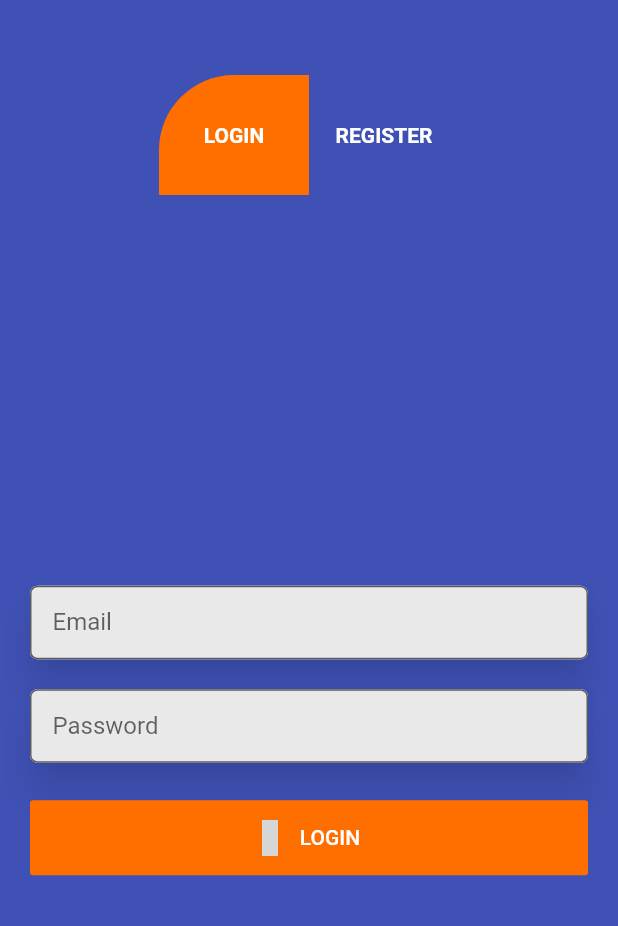
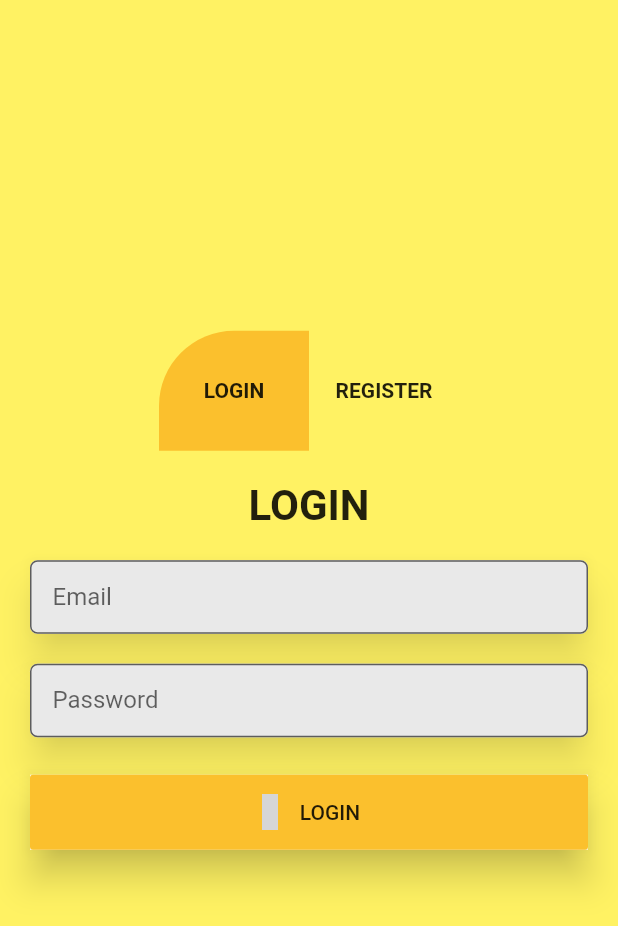
Before and after one commit to Zersya/EventellMobile, a Flutter app: the screen it shows after launch, after a tap on "LOGIN", on a phone screen of 412 x 824 dp. Shown: the top 926 px of the screen. Run offline on Flutter 3.47's test engine with Material 2 defaults, Android fonts, the phone set to English and light mode, and no system bars; our stand-ins replace bloc, equatable, flutter_bloc, material_design_icons_flutter, page_indicator; statements that could not run were skipped; grey boxes are pictures that could not be loaded.

Commit message:
wrapping login with empty bloc

```diff
--- /dev/null
+++ b/lib/blocs/register/index.dart
@@ -0,0 +1,4 @@
+export 'register_bloc.dart';
+export 'register_event.dart';
+export 'register_screen.dart';
+export 'register_state.dart';
--- /dev/null
+++ b/lib/blocs/register/register_bloc.dart
@@ -0,0 +1,25 @@
+import 'dart:async';
+import 'package:bloc/bloc.dart';
+import 'package:eventell/blocs/register/index.dart';
+
+class RegisterBloc extends Bloc<RegisterEvent, RegisterState> {
+  static final RegisterBloc _registerBlocSingleton = new RegisterBloc._internal();
+  factory RegisterBloc() {
+    return _registerBlocSingleton;
+  }
+  RegisterBloc._internal();
+
+  RegisterState get initialState => new UnRegisterState();
+
+  @override
+  Stream<RegisterState> mapEventToState(
+    RegisterEvent event,
+  ) async* {
+    try {
+      yield await event.applyAsync(currentState: currentState, bloc: this);
+    } catch (_) {
+      print('RegisterBloc ' + _?.toString());
+      yield currentState;
+    }
+  }
+}
--- /dev/null
+++ b/lib/blocs/register/register_event.dart
@@ -0,0 +1,26 @@
+import 'dart:async';
+import 'package:eventell/blocs/register/index.dart';
+import 'package:meta/meta.dart';
+
+@immutable
+abstract class RegisterEvent {
+  Future<RegisterState> applyAsync(
+      {RegisterState currentState, RegisterBloc bloc});
+}
+
+class LoadRegisterEvent extends RegisterEvent {
+  @override
+  String toString() => 'LoadRegisterEvent';
+
+  @override
+  Future<RegisterState> applyAsync(
+      {RegisterState currentState, RegisterBloc bloc}) async {
+    try {
+      await Future.delayed(new Duration(seconds: 2));
+      return new InRegisterState();
+    } catch (_) {
+      print('LoadRegisterEvent ' + _?.toString());
+      return new ErrorRegisterState(_?.toString());
+    }
+  }
+}
--- /dev/null
+++ b/lib/blocs/register/register_screen.dart
@@ -0,0 +1,221 @@
+import 'package:flutter/material.dart';
+import 'package:material_design_icons_flutter/material_design_icons_flutter.dart';
+import '../../screens/utility.dart';
+import 'package:flutter_bloc/flutter_bloc.dart';
+import 'package:eventell/blocs/register/index.dart';
+
+class RegisterScreen extends StatefulWidget {
+  const RegisterScreen({
+    Key key,
+    @required RegisterBloc registerBloc,
+  })  : _registerBloc = registerBloc,
+        super(key: key);
+
+  final RegisterBloc _registerBloc;
+
+  @override
+  RegisterScreenState createState() {
+    return new RegisterScreenState(_registerBloc);
+  }
+}
+
+class RegisterScreenState extends State<RegisterScreen> {
+  final RegisterBloc _registerBloc;
+  RegisterScreenState(this._registerBloc);
+
+  @override
+  void initState() {
+    super.initState();
+    this._registerBloc.dispatch(LoadRegisterEvent());
+  }
+
+  @override
+  void dispose() {
+    super.dispose();
+  }
+
+  @override
+  Widget build(BuildContext context) {
+    return Padding(
+      padding: const EdgeInsets.all(Sizing.paddingContent),
+      child: Column(
+        children: <Widget>[
+          Text(
+            'REGISTER',
+            style: TextStyle(fontSize: 28, fontWeight: FontWeight.bold),
+          ),
+          FormRegister(registerBloc: widget._registerBloc,),
+        ],
+      ),
+    );
+  }
+}
+
+class FormRegister extends StatefulWidget {
+  final GlobalKey<ScaffoldState> scaffoldKey;
+  final RegisterBloc registerBloc;
+
+  FormRegister({Key key, this.scaffoldKey, this.registerBloc})
+      : super(key: key);
+
+  @override
+  _FormRegisterState createState() => _FormRegisterState();
+}
+
+class _FormRegisterState extends State<FormRegister> {
+  var _formKey = GlobalKey<FormState>();
+
+  var _emailController = TextEditingController();
+
+  var _passwordController = TextEditingController();
+  var _passwordConfController = TextEditingController();
+
+  FocusNode _passwordFocus = FocusNode();
+  FocusNode _passwordConfFocus = FocusNode();
+
+  @override
+  Widget build(BuildContext context) {
+    return Container(
+        child: Form(
+      key: _formKey,
+      child: Column(
+        mainAxisAlignment: MainAxisAlignment.center,
+        children: <Widget>[
+          SizedBox(
+            height: 20,
+          ),
+          Material(
+            elevation: 10,
+            borderRadius: BorderRadius.circular(Sizing.borderRadiusFormText),
+            shadowColor: Colors.black54,
+            child: TextFormField(
+              textInputAction: TextInputAction.next,
+              controller: _emailController,
+              decoration: InputDecoration(
+                fillColor: Color.fromRGBO(233, 233, 233, 1),
+                filled: true,
+                border: OutlineInputBorder(
+                  borderRadius:
+                      BorderRadius.circular(Sizing.borderRadiusFormText),
+                ),
+                contentPadding: EdgeInsets.all(15.0),
+                labelText: 'Email',
+              ),
+              validator: ((val) {
+                if (val.isEmpty) return 'Fill the email field';
+              }),
+              onFieldSubmitted: (value) {
+                FocusScope.of(context).requestFocus(_passwordFocus);
+              },
+            ),
+          ),
+          SizedBox(
+            height: 20,
+          ),
+          Material(
+            elevation: 10,
+            borderRadius: BorderRadius.circular(Sizing.borderRadiusFormText),
+            shadowColor: Colors.black54,
+            child: TextFormField(
+              textInputAction: TextInputAction.next,
+              focusNode: _passwordFocus,
+              controller: _passwordController,
+              obscureText: true,
+              decoration: InputDecoration(
+                fillColor: Color.fromRGBO(233, 233, 233, 1),
+                filled: true,
+                border: OutlineInputBorder(
+                    borderRadius: BorderRadius.all(
+                        Radius.circular(Sizing.borderRadiusFormText))),
+                contentPadding: EdgeInsets.all(15.0),
+                labelText: 'Password',
+              ),
+              validator: (val) {
+                if (val.isEmpty) return 'Fill the password field';
+              },
+              onFieldSubmitted: (value) {
+                FocusScope.of(context).requestFocus(_passwordConfFocus);
+              },
+            ),
+          ),
+          SizedBox(
+            height: 20,
+          ),
+          Material(
+            elevation: 10,
+            borderRadius: BorderRadius.circular(Sizing.borderRadiusFormText),
+            shadowColor: Colors.black54,
+            child: TextFormField(
+              focusNode: _passwordConfFocus,
+              controller: _passwordConfController,
+              obscureText: true,
+              decoration: InputDecoration(
+                fillColor: Color.fromRGBO(233, 233, 233, 1),
+                filled: true,
+                border: OutlineInputBorder(
+                    borderRadius: BorderRadius.all(
+                        Radius.circular(Sizing.borderRadiusFormText))),
+                contentPadding: EdgeInsets.all(15.0),
+                labelText: 'Confirm Password',
+              ),
+              validator: (val) {
+                if (val.isEmpty) return 'Fill the confirmation password field';
+              },
+            ),
+          ),
+          SizedBox(
+            height: 25,
+          ),
+          btnSubmit()
+        ],
+      ),
+    ));
+  }
+
+  Widget btnSubmit() {
+    return BlocBuilder<RegisterEvent, RegisterState>(
+        bloc: widget.registerBloc,
+        builder: (
+          BuildContext context,
+          RegisterState currentState,
+        ) {
+          if (currentState is UnRegisterState) {
+            return Center(
+              child: CircularProgressIndicator(),
+            );
+          }
+          if (currentState is ErrorRegisterState) {
+            return new Container(
+                child: new Center(
+              child: new Text(currentState.errorMessage ?? 'Error'),
+            ));
+          }
+          return Material(
+            elevation: 10,
+            shadowColor: Colors.black87,
+            child: SizedBox(
+              width: MediaQuery.of(context).size.width,
+              height: 50,
+              child: FlatButton.icon(
+                  color: Coloring.colorRegister,
+                  icon: Icon(
+                    MdiIcons.login,
+                    color: Coloring.colorLoginText,
+                  ),
+                  onPressed: _onLogin,
+                  label: Text(
+                    'REGISTER',
+                    style: TextStyle(color: Coloring.colorLoginText),
+                  )),
+            ),
+          );
+        });
+  }
+
+  void _onLogin() {
+    if (_formKey.currentState.validate()) {
+      // _emailController.text = 'zeinersyad';
+      // _passwordController.text = '123456';
+    }
+  }
+}
--- /dev/null
+++ b/lib/blocs/register/register_state.dart
@@ -0,0 +1,46 @@
+import 'package:equatable/equatable.dart';
+import 'package:meta/meta.dart';
+
+@immutable
+abstract class RegisterState extends Equatable {
+  RegisterState([Iterable props]) : super(props);
+
+  /// Copy object for use in action
+  RegisterState getStateCopy();
+}
+
+/// UnInitialized
+class UnRegisterState extends RegisterState {
+  @override
+  String toString() => 'UnRegisterState';
+
+  @override
+  RegisterState getStateCopy() {
+    return UnRegisterState();
+  }
+}
+
+/// Initialized
+class InRegisterState extends RegisterState {
+  @override
+  String toString() => 'InRegisterState';
+
+  @override
+  RegisterState getStateCopy() {
+    return InRegisterState();
+  }
+}
+
+class ErrorRegisterState extends RegisterState {
+  final String errorMessage;
+
+  ErrorRegisterState(this.errorMessage);
+
+  @override
+  String toString() => 'ErrorRegisterState';
+
+  @override
+  RegisterState getStateCopy() {
+    return ErrorRegisterState(this.errorMessage);
+  }
+}
--- a/lib/screens/authentication/login.screen.dart
+++ b/lib/screens/authentication/login.screen.dart
@@ -12,7 +12,15 @@ class _LoginFormState extends State<LoginForm> {
   Widget build(BuildContext context) {
     return Padding(
       padding: const EdgeInsets.all(Sizing.paddingContent),
-      child: FormLogin(),
+      child: Column(
+        children: <Widget>[
+          Text(
+            'LOGIN',
+            style: TextStyle(fontSize: 28, fontWeight: FontWeight.bold),
+          ),
+          FormLogin(),
+        ],
+      ),
     );
   }
 }
@@ -33,6 +41,8 @@ class _FormLoginState extends State<FormLogin> {
 
   var _passwordController = TextEditingController();
 
+  FocusNode _passwordFocus = FocusNode();
+
   @override
   Widget build(BuildContext context) {
     return Container(
@@ -49,6 +59,7 @@ class _FormLoginState extends State<FormLogin> {
             borderRadius: BorderRadius.circular(Sizing.borderRadiusFormText),
             shadowColor: Colors.black54,
             child: TextFormField(
+              textInputAction: TextInputAction.next,
               controller: _emailController,
               decoration: InputDecoration(
                 fillColor: Color.fromRGBO(233, 233, 233, 1),
@@ -63,6 +74,9 @@ class _FormLoginState extends State<FormLogin> {
               validator: ((val) {
                 if (val.isEmpty) return 'Fill the email field';
               }),
+              onFieldSubmitted: (value){
+                FocusScope.of(context).requestFocus(_passwordFocus);
+              },
             ),
           ),
           SizedBox(
@@ -73,6 +87,7 @@ class _FormLoginState extends State<FormLogin> {
             borderRadius: BorderRadius.circular(Sizing.borderRadiusFormText),
             shadowColor: Colors.black54,
             child: TextFormField(
+              focusNode: _passwordFocus,
               controller: _passwordController,
               obscureText: true,
               decoration: InputDecoration(
@@ -99,20 +114,24 @@ class _FormLoginState extends State<FormLogin> {
   }
 
   Widget btnSubmit() {
-    return SizedBox(
+    return Material(
+      elevation: 10,
+      shadowColor: Colors.black87,
+      child: SizedBox(
         width: MediaQuery.of(context).size.width,
         height: 50,
         child: FlatButton.icon(
             color: Coloring.colorLogin,
             icon: Icon(
               MdiIcons.login,
-            color: Colors.white,
+              color: Coloring.colorLoginText,
             ),
             onPressed: _onLogin,
             label: Text(
               'LOGIN',
-            style: TextStyle(color: Colors.white),
+              style: TextStyle(color: Coloring.colorLoginText),
             )),
+      ),
     );
   }
 
--- a/lib/screens/authentication/main.screen.dart
+++ b/lib/screens/authentication/main.screen.dart
@@ -1,5 +1,5 @@
 import 'package:flutter/material.dart';
-import 'register.screen.dart';
+import '../../blocs/register/index.dart';
 import 'login.screen.dart';
 import '../utility.dart';
 
@@ -13,10 +13,9 @@ class _MainAuthState extends State<MainAuth>
   var currentForm = 0;
   AnimationController _animationController;
 
-  List<Widget> formWidget = [
-    LoginForm(),
-    RegistrationForm(),
-  ];
+  RegisterBloc _registerBloc;
+
+  List<Widget> formWidget;
 
   List<Color> colorBackground = [
     Coloring.colorRegister,
@@ -45,9 +44,7 @@ class _MainAuthState extends State<MainAuth>
         Tween<Offset>(begin: Offset(-1050, 0), end: Offset(0, 0)).animate(
             CurvedAnimation(
                 parent: _animationController, curve: Curves.fastOutSlowIn));
-    _animationController.addListener(() {
-      print(_animationController.status);
-    });
+
     translateFormRegister =
         Tween<Offset>(begin: Offset(0, 0), end: Offset(1050, 0)).animate(
             CurvedAnimation(
@@ -56,6 +53,15 @@ class _MainAuthState extends State<MainAuth>
       print(_animationController.status);
     });
     _animationController.forward();
+
+    _registerBloc = RegisterBloc();
+    formWidget = [
+      LoginForm(),
+      RegisterScreen(
+        registerBloc: _registerBloc,
+      ),
+    ];
+
     super.initState();
   }
 
@@ -68,23 +74,29 @@ class _MainAuthState extends State<MainAuth>
               backgroundColor: background
                   .evaluate(AlwaysStoppedAnimation(_animationController.value)),
               body: Center(
+                child: SingleChildScrollView(
                   child: Column(
                     mainAxisAlignment: MainAxisAlignment.center,
                     crossAxisAlignment: CrossAxisAlignment.center,
                     children: <Widget>[
-                    SizedBox(height: 50,),
+                      SizedBox(
+                        height: 50,
+                      ),
                       headerBuild(),
-                    Expanded(
+                      SizedBox(
                         child: Stack(children: <Widget>[
                           Transform.translate(
                               offset: translateFormLogin.value,
                               child: LoginForm()),
                           Transform.translate(
                               offset: translateFormRegister.value,
-                            child: RegistrationForm()),
+                              child: RegisterScreen(
+                                registerBloc: _registerBloc,
+                              )),
                         ]),
                       )
                     ],
+                  ),
                 ),
               ));
         });
@@ -136,6 +148,7 @@ class _MainAuthState extends State<MainAuth>
 
   Text textHeadBuild(string) {
     return Text(string,
-        style: TextStyle(color: Colors.white, fontWeight: FontWeight.bold));
+        style: TextStyle(
+            color: Coloring.colorLoginText, fontWeight: FontWeight.bold));
   }
 }
--- a/lib/screens/utility.dart
+++ b/lib/screens/utility.dart
@@ -24,9 +24,9 @@ class Coloring{
   static const Color colorAppbar = Colors.transparent;
   static const Color colorMain = Color.fromRGBO(255, 214, 0, 1);
   //=================AUTH===========================
-  static const Color colorLogin = Color.fromRGBO(255, 111, 0, 1);
-  // static const Color colorRegister = Color.fromRGBO(13, 71, 161, 1);
-  static const Color colorRegister = Colors.indigo;
+  static const Color colorLogin = Color.fromRGBO(251, 192, 45, 1);
+  static const Color colorLoginText = Colors.black87;
+  static const Color colorRegister = Color.fromRGBO(255, 242, 99, 1);
 
 }
 
```
Also changed, not shown: lib/screens/authentication/register_screen.dart (renamed from lib/screens/authentication/register.screen.dart, +30 -6 lines), pubspec.yaml (+5 -2 lines), pubspec.lock, 3 other files. Lines whose indentation alone changed are shown as unchanged.
